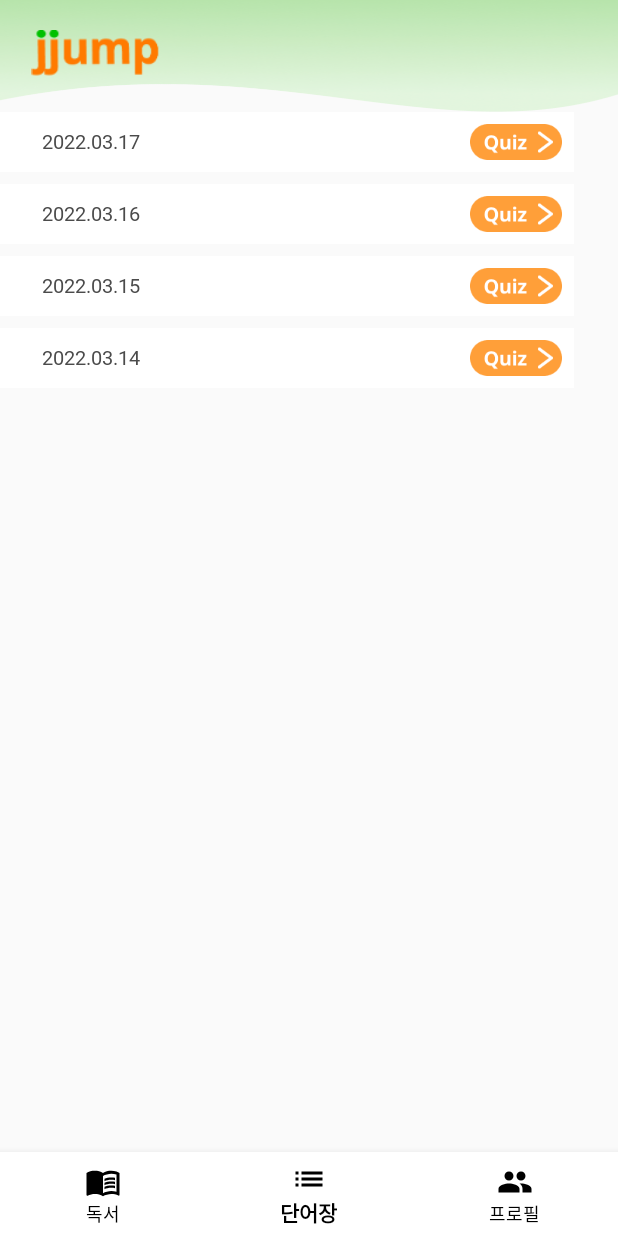
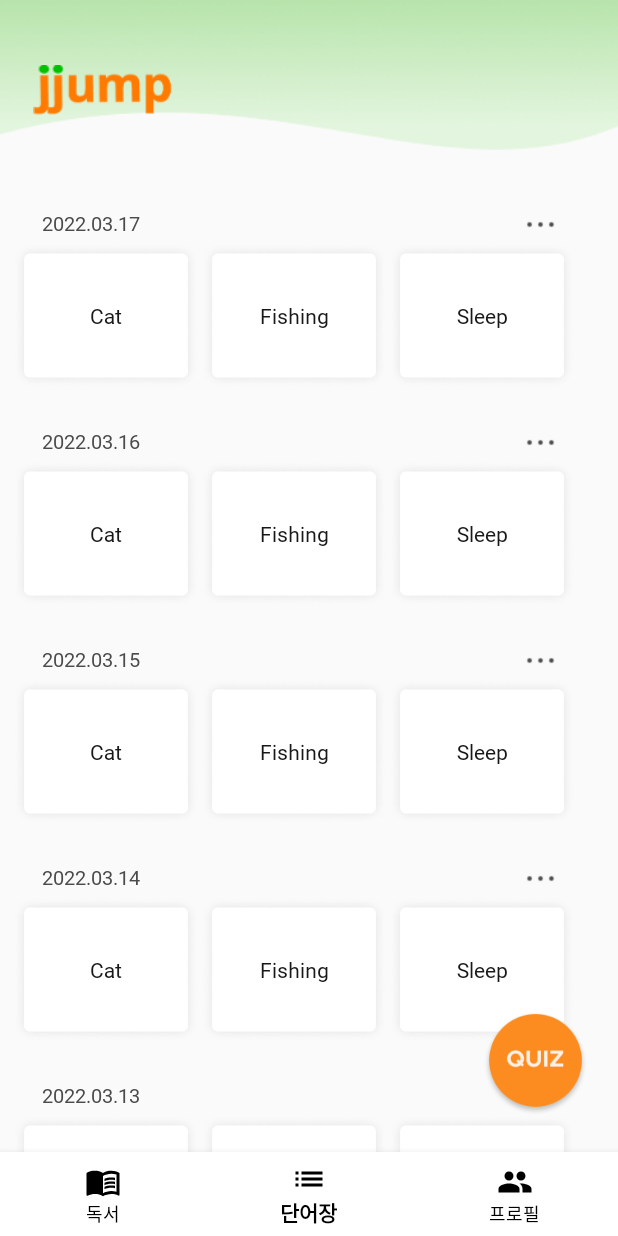
Before and after one commit to ar-child-english-edu-service-jumping/JJUMP, an Android app: the HomeFragment screen opened directly, with no data from a screen before it, item 2 of the bottom bar chosen, on a phone screen of 412 x 824 dp. Run offline under Robolectric (Android 15) with nearby library versions, the phone set to English and light mode, and no system bars.

Commit message:
feat : 단어장뷰

```diff
--- a/app/build.gradle
+++ b/app/build.gradle
@@ -73,6 +73,8 @@
     implementation 'com.google.guava:guava:27.1-android'
     implementation 'com.google.android.material:material:1.5.0'
     implementation 'androidx.legacy:legacy-support-v4:1.0.0'
+    implementation 'com.android.support:appcompat-v7:28.0.0'
+    implementation 'com.android.support.constraint:constraint-layout:2.0.4'
 
     // For how to setup gradle dependencies in Android X, see:
     // https://developer.android.com/training/testing/set-up-project#gradle-dependencies
@@ -111,6 +113,8 @@
     implementation 'com.google.android.gms:play-services-auth:20.1.0' // 구글 로그인
 
     implementation 'com.google.android.material:material:1.0.0' //bottom navigation bar
+
+    implementation 'com.google.android.material:material:1.3.0-alpha01' // bottom sheet
 }
 
 configurations {
--- a/app/src/main/AndroidManifest.xml
+++ b/app/src/main/AndroidManifest.xml
@@ -31,6 +31,9 @@
         android:label="@string/app_name"
         android:theme="@style/AppTheme">
         <activity
+            android:name=".java.QuizBottomActivity"
+            android:exported="true" />
+        <activity
             android:name=".java.WordlistActivity"
             android:exported="true" />
         <activity
@@ -60,7 +63,7 @@
         <activity
             android:name=".java.CameraXLivePreviewActivity"
             android:exported="true"
-            android:theme="@style/AppTheme"></activity>
+            android:theme="@style/AppTheme" />
 
         <meta-data
             android:name="com.google.ar.core"
--- a/app/src/main/java/com/jjump/java/WordlistFragment.java
+++ b/app/src/main/java/com/jjump/java/WordlistFragment.java
@@ -1,16 +1,21 @@
 package com.jjump.java;
 
+import android.content.Intent;
 import android.os.Bundle;
 
+import androidx.annotation.Nullable;
 import androidx.fragment.app.Fragment;
 import androidx.recyclerview.widget.LinearLayoutManager;
 import androidx.recyclerview.widget.RecyclerView;
 
+import android.util.Log;
 import android.view.LayoutInflater;
 import android.view.View;
 import android.view.ViewGroup;
-import android.widget.LinearLayout;
+import android.widget.Button;
+import android.widget.ImageButton;
 
+import com.google.android.material.bottomsheet.BottomSheetDialog;
 import com.jjump.R;
 import com.jjump.java.adapter.RecyclerAdapter;
 import com.jjump.java.data.WordlistDates;
@@ -29,6 +34,15 @@
         // Inflate the layout for this fragment
         ViewGroup rootView = (ViewGroup)inflater.inflate(R.layout.fragment_wordlist, container, false);
 
+        ImageButton btn_quiz = (ImageButton) rootView.findViewById(R.id.btn_quiz);
+        btn_quiz.setOnClickListener(new View.OnClickListener() {
+            @Override
+            public void onClick(View v) {
+                Intent intent = new Intent(getActivity(),QuizBottomActivity.class);
+                startActivity(intent);
+            }
+        });
+
         recyclerView = (RecyclerView) rootView.findViewById(R.id.recycler_view);
         LinearLayoutManager linearLayoutManager = new LinearLayoutManager(getActivity());
         recyclerView.setLayoutManager(linearLayoutManager);
@@ -44,7 +58,7 @@
 
     private void getData() {
         // 임의의 데이터입니다.
-        List<String> listDates = Arrays.asList("2022.03.17", "2022.03.16", "2022.03.15", "2022.03.14");
+        List<String> listDates = Arrays.asList("2022.03.17", "2022.03.16", "2022.03.15", "2022.03.14", "2022.03.13");
 
         for (int i = 0; i < listDates.size(); i++) {
             // 각 List의 값들을 data 객체에 set 해줍니다.
--- a/app/src/main/java/com/jjump/java/adapter/RecyclerAdapter.java
+++ b/app/src/main/java/com/jjump/java/adapter/RecyclerAdapter.java
@@ -7,8 +7,6 @@
 
 import androidx.annotation.NonNull;
 import androidx.recyclerview.widget.RecyclerView;
-import androidx.work.Data;
-
 import com.jjump.R;
 import com.jjump.java.data.WordlistDates;
 
--- a/app/src/main/res/layout/fragment_wordlist.xml
+++ b/app/src/main/res/layout/fragment_wordlist.xml
@@ -9,7 +9,7 @@
         android:id="@+id/backgroud_top_wave"
         android:scaleType="fitXY"
         android:layout_width="match_parent"
-        android:layout_height="wrap_content"
+        android:layout_height="100dp"
         android:src="@drawable/bg_top_wave"
         app:layout_constraintLeft_toLeftOf="parent"
         app:layout_constraintRight_toRightOf="parent"
@@ -17,9 +17,10 @@
 
     <ImageView
         android:id="@+id/ic_logo"
-        android:layout_width="88dp"
-        android:layout_height="31dp"
-        android:layout_margin="20dp"
+        android:layout_width="98dp"
+        android:layout_height="34dp"
+        android:layout_marginStart="20dp"
+        android:layout_marginTop="43dp"
         android:src="@drawable/ic_logo"
         app:layout_constraintLeft_toLeftOf="parent"
         app:layout_constraintTop_toTopOf="parent" />
@@ -30,8 +31,22 @@
         android:layout_width="wrap_content"
         android:layout_height="wrap_content"
         android:orientation="vertical"
+        android:layout_marginTop="30dp"
         app:layout_constraintLeft_toLeftOf="parent"
         app:layout_constraintTop_toBottomOf="@+id/backgroud_top_wave"/>
+
+    <ImageButton
+        android:id="@+id/btn_quiz"
+        app:layout_constraintRight_toRightOf="parent"
+        app:layout_constraintBottom_toBottomOf="parent"
+        android:layout_width="70dp"
+        android:layout_height="70dp"
+        android:layout_marginEnd="20dp"
+        android:layout_marginBottom="80dp"
+        android:src="@drawable/btn_quiz"
+        android:elevation="10dp"
+        android:background="@android:color/transparent"
+        android:scaleType="fitXY"/>
 
 
 
--- a/app/src/main/res/layout/item_wordlist.xml
+++ b/app/src/main/res/layout/item_wordlist.xml
@@ -4,8 +4,7 @@
     android:layout_height="wrap_content"
     android:padding="8dp"
     android:gravity="center_vertical"
-    android:layout_marginBottom="8dp"
-    android:background="@android:color/white">
+    android:layout_marginBottom="8dp">
 
     <LinearLayout
         android:layout_width="match_parent"
@@ -27,24 +26,50 @@
 
         <ImageButton
             android:id="@+id/btn_quiz"
-            android:layout_width="wrap_content"
-            android:layout_height="wrap_content"
-            android:layout_marginStart="220dp"
-            android:src="@drawable/btn_quiz"
+            android:layout_width="23dp"
+            android:layout_height="23dp"
+            android:layout_marginStart="255dp"
+            android:src="@drawable/btn_more"
             android:background="@android:color/transparent"
             android:scaleType="fitXY"/>
 
     </LinearLayout>
 
-    <HorizontalScrollView
+    <LinearLayout
         android:layout_width="match_parent"
-        android:layout_height="wrap_content">
+        android:layout_height="wrap_content"
+        android:orientation="horizontal">
 
-        <androidx.recyclerview.widget.RecyclerView
-            android:id="@+id/recycler_view_wordlist"
-            android:layout_width="0dp"
-            android:layout_height="0dp"/>
+        <TextView
+            android:layout_width="125dp"
+            android:layout_height="98dp"
+            android:background="@drawable/btn_one_word"
+            android:fontFamily="@font/notosanskr_bold"
+            android:textSize="14dp"
+            android:gravity="center"
+            android:textColor="#181818"
+            android:text="Cat"/>
 
-    </HorizontalScrollView>
+        <TextView
+            android:layout_width="125dp"
+            android:layout_height="98dp"
+            android:background="@drawable/btn_one_word"
+            android:fontFamily="@font/notosanskr_bold"
+            android:textSize="14dp"
+            android:gravity="center"
+            android:textColor="#181818"
+            android:text="Fishing"/>
+
+        <TextView
+            android:layout_width="125dp"
+            android:layout_height="98dp"
+            android:background="@drawable/btn_one_word"
+            android:fontFamily="@font/notosanskr_bold"
+            android:textSize="14dp"
+            android:gravity="center"
+            android:textColor="#181818"
+            android:text="Sleep"/>
+
+    </LinearLayout>
 
 </LinearLayout>
```
Also changed, not shown: app/src/main/java/com/jjump/java/QuizBottomActivity.java (added, +16 -0 lines), app/src/main/res/layout/activity_quiz_bottom.xml (added, +22 -0 lines), app/src/main/res/layout/fragment_home.xml (+4 -3 lines), app/src/main/res/drawable-xhdpi/btn_quiz.png (deleted), app/src/main/res/drawable/btn_more.png (added), app/src/main/res/drawable/btn_one_word.png (added), app/src/main/res/drawable/btn_quiz.png (added).
